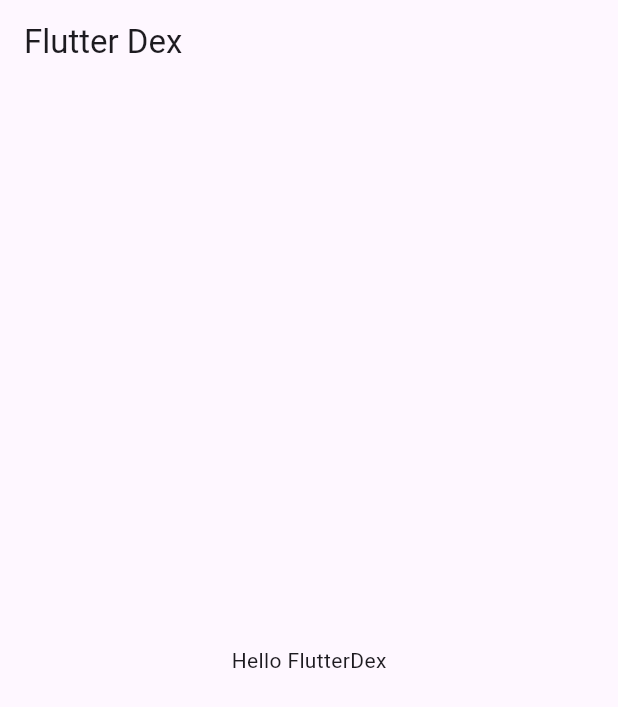
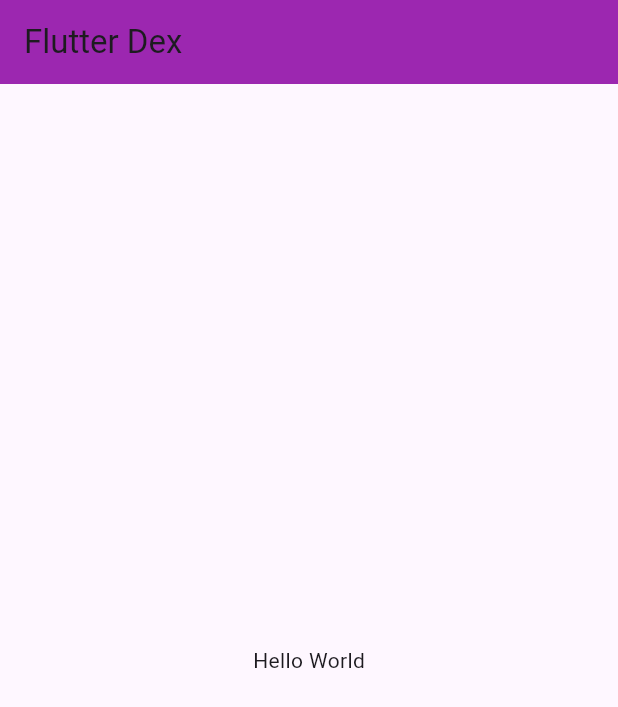
Before and after one commit to deveights/flutter_dex, a Flutter app: the screen it shows after launch, on a phone screen of 412 x 824 dp. Shown: the top 707 px of the screen. Run offline on Flutter 3.47's test engine with Material 3 defaults, Android fonts, the phone set to English and light mode, and no system bars.

Commit message:
test push

```diff
--- a/lib/screens/home_screen.dart
+++ b/lib/screens/home_screen.dart
@@ -6,8 +6,11 @@ class HomeScreen extends StatelessWidget {
   @override
   Widget build(BuildContext context) {
     return Scaffold(
-      appBar: AppBar(title: Text('Flutter Dex')),
-      body: Center(child: Text('Hello FlutterDex')),
+      appBar: AppBar(
+        title: Text('Flutter Dex'),
+        backgroundColor: Colors.purple,
+      ),
+      body: Center(child: Text('Hello World')),
     );
   }
 }
```
